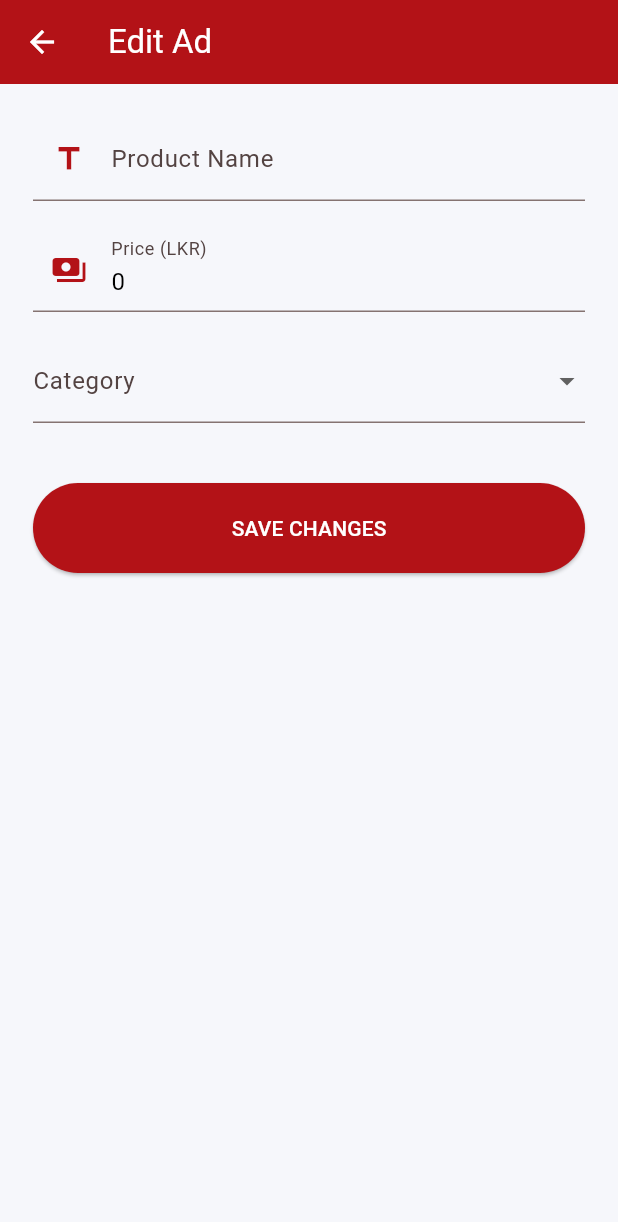
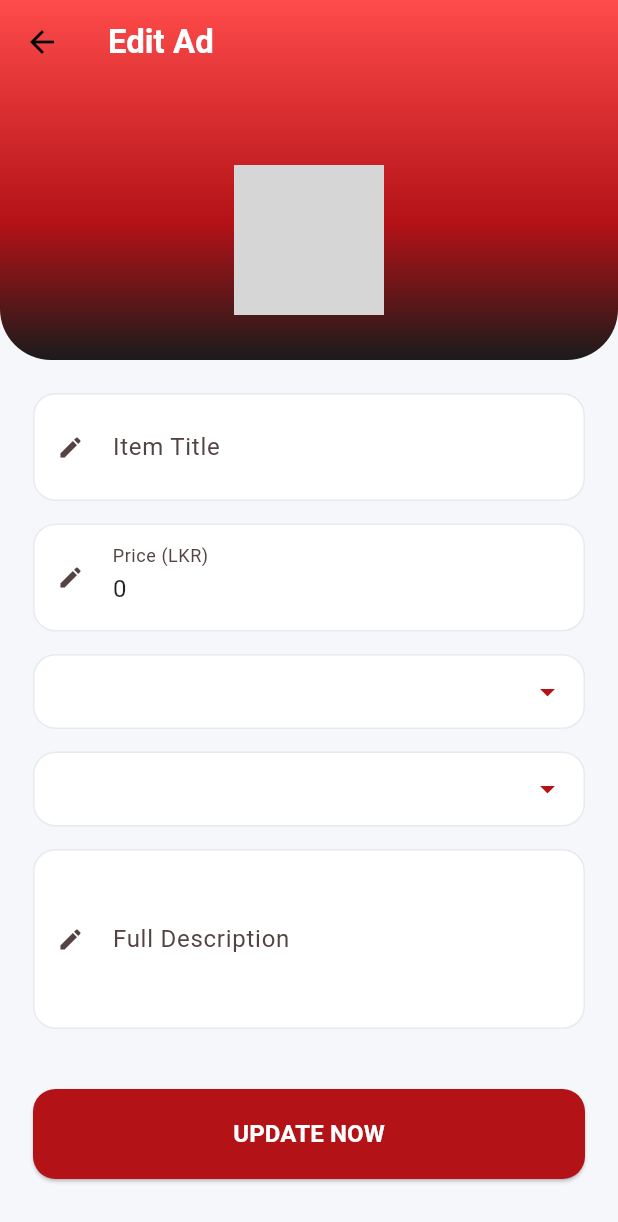
Before and after one commit to NisithAkalanka/SafePulse, a Flutter app: the EditListingScreen screen opened directly with empty values, on a phone screen of 412 x 824 dp. Shown: the top 1222 px of the screen. Run offline on Flutter 3.47's test engine with Material 3 defaults, Android fonts, the phone set to English and light mode, and no system bars; our stand-ins replace audioplayers, cloud_firestore, firebase_auth, firebase_core, flutter_local_notifications, geocoding and 2 more; missing offline and left inert: shake; accounts and stored records are empty; grey boxes are pictures that could not be loaded.

Commit message:
marketPlace

```diff
--- a/lib/screens/marketPlace_system/manage_listings.dart
+++ b/lib/screens/marketPlace_system/manage_listings.dart
@@ -1,4 +1,4 @@
-import 'dart:convert'; // --- පියවර 1: Base64 decode කිරීමට මෙය අත්‍යවශ්‍යයි ---
+import 'dart:convert';
 import 'package:flutter/material.dart';
 import 'package:cloud_firestore/cloud_firestore.dart';
 import 'package:firebase_auth/firebase_auth.dart';
@@ -6,7 +6,6 @@ import 'package:firebase_auth/firebase_auth.dart';
 class ManageListingsScreen extends StatelessWidget {
   const ManageListingsScreen({super.key});
 
-  // Teammate's Brand Colors
   static const Color gRedStart = Color(0xFFFF4B4B);
   static const Color gRedMid = Color(0xFFB31217);
   static const Color gDarkEnd = Color(0xFF1B1B1B);
@@ -28,7 +27,6 @@ class ManageListingsScreen extends StatelessWidget {
         physics: const BouncingScrollPhysics(),
         child: Column(
           children: [
-            // --- 1. PREMIUM HEADER ---
             Container(
               width: double.infinity,
               padding: const EdgeInsets.fromLTRB(10, 60, 20, 40),
@@ -59,7 +57,6 @@ class ManageListingsScreen extends StatelessWidget {
               ),
             ),
 
-            // --- 2. LISTINGS SECTION ---
             StreamBuilder<QuerySnapshot>(
               stream: FirebaseFirestore.instance
                   .collection('listings')
@@ -67,166 +64,102 @@ class ManageListingsScreen extends StatelessWidget {
                   .snapshots(),
               builder: (context, snapshot) {
                 if (snapshot.connectionState == ConnectionState.waiting) return const Center(child: CircularProgressIndicator(color: gRedMid));
-
                 if (!snapshot.hasData || snapshot.data!.docs.isEmpty) {
-                  return Padding(
-                    padding: const EdgeInsets.only(top: 100),
-                    child: Column(
-                      children: [
-                        Icon(Icons.inventory_2_outlined, size: 80, color: textSecondary.withOpacity(0.3)),
-                        const SizedBox(height: 10),
-                        Text("No items found", style: TextStyle(color: textSecondary, fontWeight: FontWeight.bold)),
-                      ],
-                    ),
-                  );
+                  return Padding(padding: const EdgeInsets.only(top: 100), child: Center(child: Text("No items listed.", style: TextStyle(color: textSecondary))));
                 }
 
+                final docs = snapshot.data!.docs;
                 return ListView.builder(
                   shrinkWrap: true,
                   physics: const NeverScrollableScrollPhysics(),
                   padding: const EdgeInsets.all(20),
-                  itemCount: snapshot.data!.docs.length,
+                  itemCount: docs.length,
                   itemBuilder: (context, index) {
-                    var doc = snapshot.data!.docs[index];
+                    var doc = docs[index];
                     var data = doc.data() as Map<String, dynamic>;
-
                     return _buildModernManageCard(context, doc.id, data, cardBg, textPrimary, textSecondary, borderColor);
                   },
                 );
               },
             ),
-            const SizedBox(height: 50),
           ],
         ),
       ),
     );
   }
 
-  // --- පියවර 2: රූපය පෙන්වන කොටස (BASE64 Logic) සමඟ නිවැරදි කිරීම ---
   Widget _buildModernManageCard(BuildContext context, String docId, Map<String, dynamic> data, Color cb, Color tp, Color ts, Color bc) {
     return Container(
       margin: const EdgeInsets.only(bottom: 20),
       padding: const EdgeInsets.all(16),
       decoration: BoxDecoration(
-        color: cb,
-        borderRadius: BorderRadius.circular(25),
-        border: Border.all(color: bc, width: 1.2),
-        boxShadow: [BoxShadow(color: Colors.black.withOpacity(0.05), blurRadius: 15, offset: const Offset(0, 5))],
+        color: cb, borderRadius: BorderRadius.circular(25), border: Border.all(color: bc, width: 1.2),
+        boxShadow: [BoxShadow(color: Colors.black.withOpacity(0.05), blurRadius: 15)],
       ),
       child: Column(
         crossAxisAlignment: CrossAxisAlignment.start,
         children: [
           Row(
-            crossAxisAlignment: CrossAxisAlignment.start,
             children: [
-              // --- පියවර: මෙතනින් තමයි පින්තූරය පෙන්වන්නේ ---
               ClipRRect(
-                borderRadius: BorderRadius.circular(18),
-                child: Container(
-                  width: 85, height: 85,
-                  decoration: BoxDecoration(color: Colors.grey[100]),
-                  // මෙතනින් අකුරු වැලක් පින්තූරයකට හරවා පෙන්වයි
-                  child: (data['image'] != null && data['image'].toString().length > 100)
-                    ? Image.memory(
-                        base64Decode(data['image']), // Base64 Decoding
-                        width: 85, height: 85, fit: BoxFit.cover,
-                        errorBuilder: (c, e, s) => const Icon(Icons.broken_image),
-                      )
-                    : const Icon(Icons.shopping_bag_outlined, color: Colors.grey, size: 30),
-                ),
+                borderRadius: BorderRadius.circular(15),
+                child: (data['image'] != null && data['image'].toString().length > 100)
+                    ? Image.memory(base64Decode(data['image']), width: 80, height: 80, fit: BoxFit.cover)
+                    : Container(width: 80, height: 80, color: Colors.grey[100], child: const Icon(Icons.image)),
               ),
               const SizedBox(width: 15),
-              // Title & Price
               Expanded(
-                child: Column(
-                  crossAxisAlignment: CrossAxisAlignment.start,
-                  children: [
-                    Text(data['name'] ?? "No Title", style: TextStyle(color: tp, fontWeight: FontWeight.w800, fontSize: 17), maxLines: 1, overflow: TextOverflow.ellipsis),
-                    const SizedBox(height: 4),
-                    Text(data['price'] ?? "0", style: const TextStyle(color: gRedMid, fontWeight: FontWeight.w900, fontSize: 16)),
-                    const SizedBox(height: 6),
-                    // Condition Label
-                    Container(
-                      padding: const EdgeInsets.symmetric(horizontal: 8, vertical: 3),
-                      decoration: BoxDecoration(color: gRedMid.withOpacity(0.1), borderRadius: BorderRadius.circular(8)),
-                      child: Text(data['condition'] ?? "Used", style: const TextStyle(color: gRedMid, fontSize: 10, fontWeight: FontWeight.bold)),
-                    ),
-                  ],
-                ),
+                child: Column(crossAxisAlignment: CrossAxisAlignment.start, children: [
+                  Text(data['name'] ?? "Item", style: TextStyle(color: tp, fontWeight: FontWeight.w800, fontSize: 17), maxLines: 1),
+                  Text("Rs. ${data['price']}", style: const TextStyle(color: gRedMid, fontWeight: FontWeight.w900, fontSize: 15)),
+                ]),
               ),
             ],
           ),
-
           const Padding(padding: EdgeInsets.symmetric(vertical: 12), child: Divider(thickness: 0.5)),
-
-          Text("Brief Summary", style: TextStyle(color: tp, fontWeight: FontWeight.bold, fontSize: 13)),
-          const SizedBox(height: 5),
-          Text(data['description'] ?? "No details.", style: TextStyle(color: ts, fontSize: 13, height: 1.4), maxLines: 2, overflow: TextOverflow.ellipsis),
-
-          const SizedBox(height: 20),
-
-          // Action Buttons
           Row(
             children: [
-              Expanded(
-                child: ElevatedButton.icon(
-                  onPressed: () => Navigator.push(context, MaterialPageRoute(builder: (ctx) => EditListingScreen(docId: docId, data: data))),
-                  icon: const Icon(Icons.edit_rounded, size: 18, color: Colors.white),
-                  label: const Text("UPDATE", style: TextStyle(fontWeight: FontWeight.bold, fontSize: 12, color: Colors.white)),
-                  style: ElevatedButton.styleFrom(backgroundColor: Colors.blueAccent, padding: const EdgeInsets.symmetric(vertical: 12), shape: RoundedRectangleBorder(borderRadius: BorderRadius.circular(12))),
-                ),
-              ),
-              const SizedBox(width: 12),
-              Expanded(
-                child: ElevatedButton.icon(
-                  onPressed: () => _confirmRemoval(context, docId, cb, tp, ts),
-                  icon: const Icon(Icons.delete_outline_rounded, size: 18, color: Colors.white),
-                  label: const Text("DELETE", style: TextStyle(fontWeight: FontWeight.bold, fontSize: 12, color: Colors.white)),
-                  style: ElevatedButton.styleFrom(backgroundColor: gRedMid, padding: const EdgeInsets.symmetric(vertical: 12), shape: RoundedRectangleBorder(borderRadius: BorderRadius.circular(12))),
-                ),
-              ),
+              Expanded(child: ElevatedButton(onPressed: () => Navigator.push(context, MaterialPageRoute(builder: (c) => EditListingScreen(docId: docId, data: data))), style: ElevatedButton.styleFrom(backgroundColor: Colors.blueAccent), child: const Text("UPDATE", style: TextStyle(color: Colors.white)))),
+              const SizedBox(width: 10),
+              Expanded(child: ElevatedButton(onPressed: () => _confirmDelete(context, docId), style: ElevatedButton.styleFrom(backgroundColor: gRedMid), child: const Text("DELETE", style: TextStyle(color: Colors.white)))),
             ],
-          )
+          ),
         ],
       ),
     );
   }
 
-  void _confirmRemoval(BuildContext context, String id, Color cb, Color tp, Color ts) {
+  void _confirmDelete(BuildContext context, String id) {
     showDialog(context: context, builder: (ctx) => AlertDialog(
-      backgroundColor: cb, shape: RoundedRectangleBorder(borderRadius: BorderRadius.circular(25)),
-      title: Text("Confirm Delete?", style: TextStyle(color: tp, fontWeight: FontWeight.w900)),
-      content: Text("Do you really want to remove this ad? It's permanent.", style: TextStyle(color: ts, fontSize: 14)),
+      title: const Text("Permanent Removal?"),
       actions: [
-        TextButton(onPressed: () => Navigator.pop(ctx), child: Text("Go Back", style: TextStyle(color: ts))),
-        ElevatedButton(style: ElevatedButton.styleFrom(backgroundColor: gDarkEnd), onPressed: () async {
-          await FirebaseFirestore.instance.collection('listings').doc(id).delete();
-          Navigator.pop(ctx);
-        }, child: const Text("Yes, Delete", style: TextStyle(color: Colors.white))),
+        TextButton(onPressed: () => Navigator.pop(ctx), child: const Text("Cancel")),
+        TextButton(onPressed: () async { await FirebaseFirestore.instance.collection('listings').doc(id).delete(); Navigator.pop(ctx); }, child: const Text("Delete")),
       ],
     ));
   }
 }
 
-// --- FULL FORM EDIT SCREEN ---
+// --- ඔබ ඉල්ලූ EDIT AD (Create Listing Form Style) SCREEN ---
 class EditListingScreen extends StatefulWidget {
   final String docId;
   final Map<String, dynamic> data;
   const EditListingScreen({super.key, required this.docId, required this.data});
+
   @override
   State<EditListingScreen> createState() => _EditListingScreenState();
 }
 
 class _EditListingScreenState extends State<EditListingScreen> {
   final _formKey = GlobalKey<FormState>();
-  late TextEditingController _nameCtrl, _priceCtrl, _descCtrl;
+  late TextEditingController _titleCtrl, _priceCtrl, _descCtrl;
   String? _cat, _cond;
   bool _isLoading = false;
 
   @override
   void initState() {
     super.initState();
-    _nameCtrl = TextEditingController(text: widget.data['name']);
+    _titleCtrl = TextEditingController(text: widget.data['name']);
     _priceCtrl = TextEditingController(text: widget.data['price'].toString().replaceAll("Rs. ", ""));
     _descCtrl = TextEditingController(text: widget.data['description']);
     _cat = widget.data['category'];
@@ -235,32 +168,117 @@ class _EditListingScreenState extends State<EditListingScreen> {
 
   @override
   Widget build(BuildContext context) {
-    final isD = Theme.of(context).brightness == Brightness.dark;
+    final bool isDark = Theme.of(context).brightness == Brightness.dark;
+    final Color cardBg = isDark ? const Color(0xFF1B1B22) : Colors.white;
+    final Color tp = isDark ? Colors.white : Colors.black87;
+    final Color bc = isDark ? const Color(0xFF34343F) : const Color(0xFFE8EAF0);
+
     return Scaffold(
-      backgroundColor: isD ? const Color(0xFF0F0F13) : const Color(0xFFF6F7FB),
-      appBar: AppBar(title: const Text("Edit Ad"), backgroundColor: ManageListingsScreen.gRedMid, foregroundColor: Colors.white),
-      body: _isLoading ? const Center(child: CircularProgressIndicator()) : SingleChildScrollView(padding: const EdgeInsets.all(22), child: Form(key: _formKey, child: Column(children: [
-          _field("Product Name", _nameCtrl, Icons.title, isD),
-          const SizedBox(height: 18),
-          _field("Price (LKR)", _priceCtrl, Icons.payments, isD, k: TextInputType.number),
-          const SizedBox(height: 18),
-          DropdownButtonFormField<String>(value: _cat, decoration: const InputDecoration(labelText: "Category"), items: ["Tech", "Books", "Fashion", "Other"].map((s)=>DropdownMenuItem(value:s, child: Text(s))).toList(), onChanged: (v)=>setState(()=>_cat=v)),
-          const SizedBox(height: 40),
-          SizedBox(width: double.infinity, height: 60, child: ElevatedButton(style: ElevatedButton.styleFrom(backgroundColor: ManageListingsScreen.gRedMid), onPressed: _save, child: const Text("SAVE CHANGES", style: TextStyle(color: Colors.white))))
-      ]))),
+      backgroundColor: isDark ? const Color(0xFF0F0F13) : const Color(0xFFF6F7FB),
+      extendBodyBehindAppBar: true,
+      appBar: AppBar(backgroundColor: Colors.transparent, elevation: 0, title: const Text("Edit Ad", style: TextStyle(color: Colors.white, fontWeight: FontWeight.bold))),
+      body: _isLoading
+          ? const Center(child: CircularProgressIndicator())
+          : SingleChildScrollView(
+              child: Column(children: [
+                // ඔබගේ Header පෙනුම
+                Container(
+                  width: double.infinity, padding: const EdgeInsets.fromLTRB(20, 110, 20, 30),
+                  decoration: const BoxDecoration(
+                    gradient: LinearGradient(colors: [ManageListingsScreen.gRedStart, ManageListingsScreen.gRedMid, ManageListingsScreen.gDarkEnd], stops: [0.0, 0.62, 1.0], begin: Alignment.topCenter, end: Alignment.bottomCenter),
+                    borderRadius: BorderRadius.only(bottomLeft: Radius.circular(34), bottomRight: Radius.circular(34)),
+                  ),
+                  child: Center(child: ClipRRect(borderRadius: BorderRadius.circular(15), child: (widget.data['image'] != null) ? Image.memory(base64Decode(widget.data['image']), height: 100, width: 100, fit: BoxFit.cover) : const Icon(Icons.image, color: Colors.white))),
+                ),
+                // --- ඔබ ඉල්ලූ VALIDATED FORM කොටස ---
+                Padding(
+                  padding: const EdgeInsets.all(22),
+                  child: Form(
+                    key: _formKey,
+                    child: Column(children: [
+                      // මාතෘකාවට දත්ත ඇතුළත් කළ යුතු බව (Regex ඇතුළුව)
+                      _buildUpdateInput("Item Title", _titleCtrl, Icons.edit, cardBg, tp, bc,
+                        validator: (v) {
+                          if (v == null || v.trim().isEmpty) return "Title is required";
+                          if (v.length < 5 || v.length > 100) return "Min 5 - Max 100 characters";
+                          if (!RegExp(r'^[a-zA-Z0-9\s]+$').hasMatch(v)) return "No special symbols allowed";
+                          return null;
+                        }
+                      ),
+                      const SizedBox(height: 15),
+
+                      // මිලට අංක පමණක් සහ 0ට වැඩි වීම (Price Check)
+                      _buildUpdateInput("Price (LKR)", _priceCtrl, Icons.payments, cardBg, tp, bc,
+                        kType: TextInputType.number,
+                        validator: (v) {
+                          if (v == null || v.isEmpty) return "Price required";
+                          final price = double.tryParse(v);
+                          if (price == null || price <= 0) return "Enter valid number above 0";
+                          if (price > 1000000) return "Price is too high";
+                          return null;
+                        }
+                      ),
+                      const SizedBox(height: 15),
+
+                      _buildDropdown("Category", widget.data['category'], ["Tech", "Fashion", "Stationary", "Books"], (val) => setState(() => _cat = val), cardBg, bc),
+                      const SizedBox(height: 15),
+
+                      _buildDropdown("Condition", widget.data['condition'], ["New", "Used - Good", "Used - Fair"], (val) => setState(() => _cond = val), cardBg, bc),
+                      const SizedBox(height: 15),
+
+                      _buildUpdateInput("Full Description", _descCtrl, Icons.description, cardBg, tp, bc, maxL: 3,
+                        validator: (v) => (v == null || v.length < 5) ? "Please write at least 5 characters" : null
+                      ),
+                      const SizedBox(height: 40),
+
+                      SizedBox(
+                        width: double.infinity, height: 60,
+                        child: ElevatedButton(
+                          style: ElevatedButton.styleFrom(backgroundColor: ManageListingsScreen.gRedMid, shape: RoundedRectangleBorder(borderRadius: BorderRadius.circular(15))),
+                          onPressed: _saveChanges,
+                          child: const Text("UPDATE NOW", style: TextStyle(color: Colors.white, fontWeight: FontWeight.bold, fontSize: 16)),
+                        ),
+                      ),
+                    ]),
+                  ),
+                ),
+              ]),
+            ),
     );
   }
 
-  void _save() async {
+  void _saveChanges() async {
     if (_formKey.currentState!.validate()) {
       setState(() => _isLoading = true);
       await FirebaseFirestore.instance.collection('listings').doc(widget.docId).update({
-        'name': _nameCtrl.text.trim(), 'price': "Rs. ${_priceCtrl.text.trim()}",
-        'category': _cat, 'condition': _cond, 'description': _descCtrl.text.trim(),
+        'name': _titleCtrl.text.trim(),
+        'price': "Rs. ${_priceCtrl.text.trim()}",
+        'category': _cat,
+        'condition': _cond,
+        'description': _descCtrl.text.trim(),
       });
       Navigator.pop(context);
     }
   }
 
-  Widget _field(String l, TextEditingController c, IconData i, bool d, {TextInputType k = TextInputType.text}) => TextFormField(controller: c, keyboardType: k, style: TextStyle(color: d ? Colors.white : Colors.black), decoration: InputDecoration(labelText: l, prefixIcon: Icon(i, color: ManageListingsScreen.gRedMid)));
+  Widget _buildUpdateInput(String label, TextEditingController ctrl, IconData icon, Color cb, Color tp, Color bc, {int maxL = 1, TextInputType kType = TextInputType.text, String? Function(String?)? validator}) {
+    return Container(
+      decoration: BoxDecoration(color: cb, borderRadius: BorderRadius.circular(15), border: Border.all(color: bc)),
+      child: TextFormField(
+        controller: ctrl, validator: validator, keyboardType: kType, maxLines: maxL, style: TextStyle(color: tp),
+        decoration: InputDecoration(labelText: label, prefixIcon: const Icon(Icons.edit, size: 18), border: InputBorder.none, contentPadding: const EdgeInsets.all(15)),
+      ),
+    );
+  }
+
+  Widget _buildDropdown(String hint, String? val, List<String> opt, Function(String?) ch, Color cb, Color bc) {
+    return Container(
+      padding: const EdgeInsets.symmetric(horizontal: 12),
+      decoration: BoxDecoration(color: cb, borderRadius: BorderRadius.circular(15), border: Border.all(color: bc)),
+      child: DropdownButtonFormField<String>(
+        value: opt.contains(val) ? val : null, decoration: const InputDecoration(border: InputBorder.none), iconEnabledColor: ManageListingsScreen.gRedMid,
+        items: opt.map((e) => DropdownMenuItem(value: e, child: Text(e, style: const TextStyle(fontSize: 14)))).toList(), onChanged: ch, dropdownColor: cb,
+      ),
+    );
+  }
 }
```
